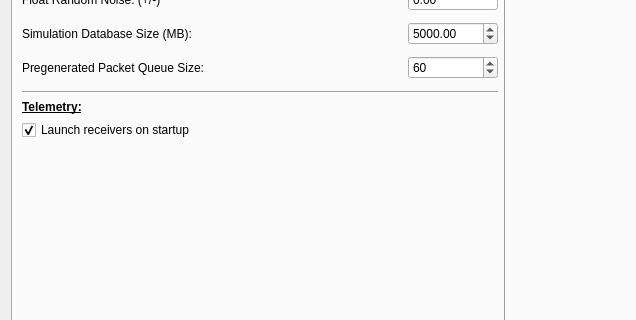
sudozer/dex, file apps/main/ui/main.ui: the form before one commit; both pictures show x 0 to 636 and y 226 to 546 of the 1004 by 681 pixel window.
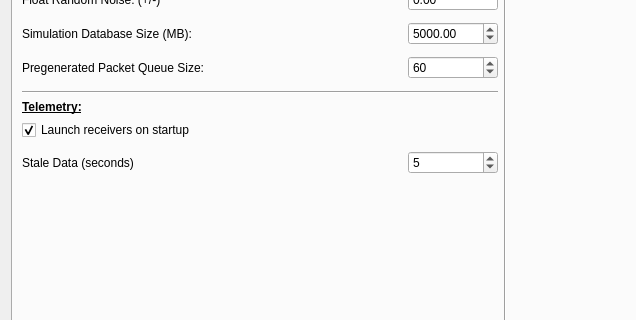
The form after the commit. The open tabs and pages were chosen to show the change.

```diff
--- a/apps/main/ui/main.ui
+++ b/apps/main/ui/main.ui
@@ -1528,6 +1528,55 @@
                  </property>
                 </widget>
                </item>
+               <item>
+                <layout class="QHBoxLayout" name="horizontalLayout_26">
+                 <property name="topMargin">
+                  <number>5</number>
+                 </property>
+                 <item>
+                  <widget class="QLabel" name="label_31">
+                   <property name="text">
+                    <string>Stale Data (seconds)</string>
+                   </property>
+                  </widget>
+                 </item>
+                 <item>
+                  <spacer name="horizontalSpacer_17">
+                   <property name="orientation">
+                    <enum>Qt::Horizontal</enum>
+                   </property>
+                   <property name="sizeHint" stdset="0">
+                    <size>
+                     <width>40</width>
+                     <height>20</height>
+                    </size>
+                   </property>
+                  </spacer>
+                 </item>
+                 <item>
+                  <widget class="QSpinBox" name="staleDataSeconds">
+                   <property name="minimumSize">
+                    <size>
+                     <width>90</width>
+                     <height>0</height>
+                    </size>
+                   </property>
+                   <property name="maximumSize">
+                    <size>
+                     <width>9999</width>
+                     <height>16777215</height>
+                    </size>
+                   </property>
+                   <property name="toolTip">
+                    <string>How long to wait before a telemetry point is considered stale</string>
+                   </property>
+                   <property name="value">
+                    <number>5</number>
+                   </property>
+                  </widget>
+                 </item>
+                </layout>
+               </item>
                <item>
                 <spacer name="verticalSpacer_2">
                  <property name="orientation">
```
Left out of the diff: 4 changed lines with no effect on the pictures.
